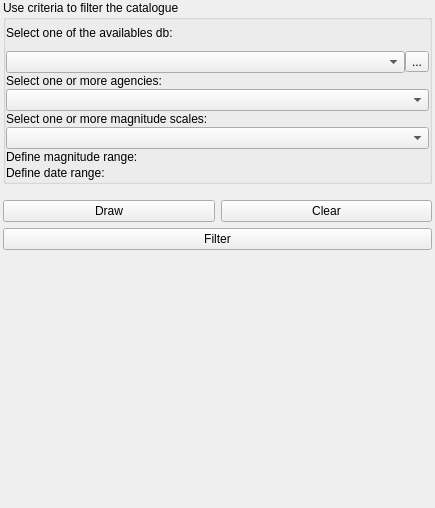
Old version of the form openquake/qgis/gemcatalogue/ui_dock.ui in the repository preinh/oq-eqcatalogue-tool.
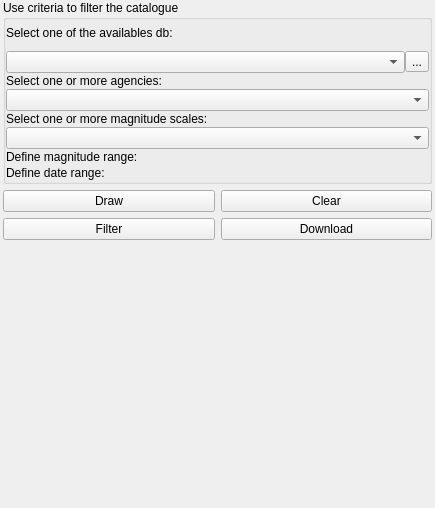
New version of the form. Icons and pictures are not drawn. Custom widgets are drawn as their Qt base class.

Commit message: Added platform settings UI

What changed in the file:
```diff
--- a/openquake/qgis/gemcatalogue/ui_dock.ui
+++ b/openquake/qgis/gemcatalogue/ui_dock.ui
@@ -158,17 +158,7 @@
       </layout>
      </widget>
     </item>
-    <item row="5" column="0">
-     <widget class="QPushButton" name="filterBtn">
-      <property name="enabled">
-       <bool>true</bool>
-      </property>
-      <property name="text">
-       <string>Filter</string>
-      </property>
-     </widget>
-    </item>
-    <item row="6" column="0">
+    <item row="13" column="0">
      <spacer name="verticalSpacer">
       <property name="orientation">
        <enum>Qt::Vertical</enum>
@@ -181,10 +171,15 @@
       </property>
      </spacer>
     </item>
-    <item row="4" column="0">
+    <item row="2" column="0">
+     <layout class="QVBoxLayout" name="verticalLayout">
+      <property name="topMargin">
+       <number>0</number>
+      </property>
+      <item>
      <layout class="QHBoxLayout" name="horizontalLayout">
       <property name="topMargin">
-       <number>10</number>
+         <number>0</number>
       </property>
       <item>
        <widget class="QPushButton" name="drawBtn">
@@ -199,6 +194,32 @@
          <string>Clear</string>
         </property>
        </widget>
+        </item>
+       </layout>
+      </item>
+      <item>
+       <layout class="QHBoxLayout" name="horizontalLayout_4">
+        <property name="topMargin">
+         <number>0</number>
+        </property>
+        <item>
+         <widget class="QPushButton" name="filterBtn">
+          <property name="enabled">
+           <bool>true</bool>
+          </property>
+          <property name="text">
+           <string>Filter</string>
+          </property>
+         </widget>
+        </item>
+        <item>
+         <widget class="QPushButton" name="downloadBtn">
+          <property name="text">
+           <string>Download</string>
+          </property>
+         </widget>
+        </item>
+       </layout>
       </item>
      </layout>
     </item>
```
Lines whose indentation alone changed are shown as unchanged. The commit also changes 6 other files.
